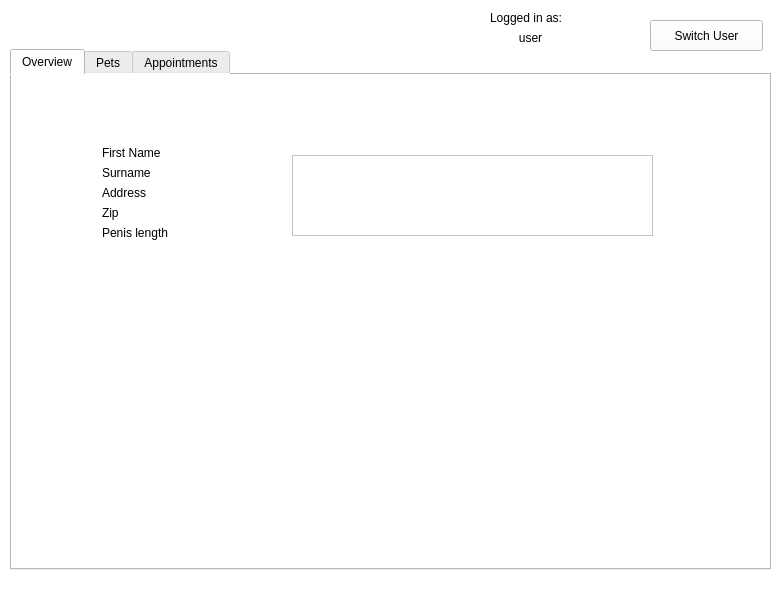
Qt form ProjectSAS/application.ui (SimenSch/ProjectSAS) before a commit.
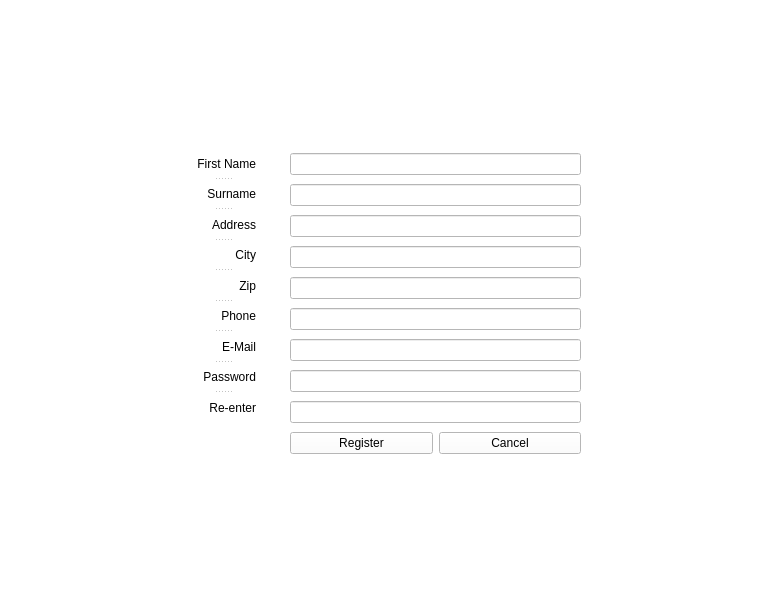
The same form after that commit. The open tabs and pages were chosen to show the change. Icons and pictures are not drawn.

What changed in the file:
```diff
--- a/ProjectSAS/application.ui
+++ b/ProjectSAS/application.ui
@@ -26,7 +26,7 @@
     <string notr="true">background-color: white;</string>
    </property>
    <property name="currentIndex">
-    <number>1</number>
+    <number>2</number>
    </property>
    <widget class="QWidget" name="LoginPage">
     <property name="styleSheet">
@@ -336,28 +336,15 @@
           <string>Address</string>
          </property>
         </widget>
-        <widget class="QScrollArea" name="scrollArea">
+        <widget class="QTableView" name="tableView">
          <property name="geometry">
           <rect>
-           <x>280</x>
-           <y>80</y>
-           <width>361</width>
-           <height>81</height>
+           <x>290</x>
+           <y>60</y>
+           <width>256</width>
+           <height>192</height>
           </rect>
          </property>
-         <property name="widgetResizable">
-          <bool>true</bool>
-         </property>
-         <widget class="QWidget" name="scrollAreaWidgetContents">
-          <property name="geometry">
-           <rect>
-            <x>0</x>
-            <y>0</y>
-            <width>359</width>
-            <height>79</height>
-           </rect>
-          </property>
-         </widget>
         </widget>
        </widget>
        <widget class="QWidget" name="Hei_4">
@@ -416,6 +403,150 @@
      </property>
     </widget>
    </widget>
+   <widget class="QWidget" name="registerPage">
+    <widget class="QWidget" name="verticalLayoutWidget">
+     <property name="geometry">
+      <rect>
+       <x>290</x>
+       <y>150</y>
+       <width>291</width>
+       <height>313</height>
+      </rect>
+     </property>
+     <layout class="QVBoxLayout" name="verticalLayout">
+      <item>
+       <widget class="QLineEdit" name="lineEdit_10"/>
+      </item>
+      <item>
+       <widget class="QLineEdit" name="lineEdit"/>
+      </item>
+      <item>
+       <widget class="QLineEdit" name="lineEdit_5"/>
+      </item>
+      <item>
+       <widget class="QLineEdit" name="lineEdit_2"/>
+      </item>
+      <item>
+       <widget class="QLineEdit" name="lineEdit_3"/>
+      </item>
+      <item>
+       <widget class="QLineEdit" name="lineEdit_6"/>
+      </item>
+      <item>
+       <widget class="QLineEdit" name="lineEdit_7"/>
+      </item>
+      <item>
+       <widget class="QLineEdit" name="lineEdit_4"/>
+      </item>
+      <item>
+       <widget class="QLineEdit" name="lineEdit_12"/>
+      </item>
+      <item>
+       <layout class="QHBoxLayout" name="horizontalLayout">
+        <item>
+         <widget class="QPushButton" name="pushButton_2">
+          <property name="text">
+           <string>Register</string>
+          </property>
+         </widget>
+        </item>
+        <item>
+         <widget class="QPushButton" name="pushButton">
+          <property name="text">
+           <string>Cancel</string>
+          </property>
+         </widget>
+        </item>
+       </layout>
+      </item>
+     </layout>
+    </widget>
+    <widget class="QSplitter" name="splitter_2">
+     <property name="geometry">
+      <rect>
+       <x>190</x>
+       <y>150</y>
+       <width>66</width>
+       <height>271</height>
+      </rect>
+     </property>
+     <property name="orientation">
+      <enum>Qt::Vertical</enum>
+     </property>
+     <widget class="QLabel" name="label_2">
+      <property name="text">
+       <string>First Name</string>
+      </property>
+      <property name="alignment">
+       <set>Qt::AlignRight|Qt::AlignTrailing|Qt::AlignVCenter</set>
+      </property>
+     </widget>
+     <widget class="QLabel" name="label_5">
+      <property name="text">
+       <string>Surname</string>
+      </property>
+      <property name="alignment">
+       <set>Qt::AlignRight|Qt::AlignTrailing|Qt::AlignVCenter</set>
+      </property>
+     </widget>
+     <widget class="QLabel" name="label_6">
+      <property name="text">
+       <string>Address</string>
+      </property>
+      <property name="alignment">
+       <set>Qt::AlignRight|Qt::AlignTrailing|Qt::AlignVCenter</set>
+      </property>
+     </widget>
+     <widget class="QLabel" name="label_7">
+      <property name="text">
+       <string>City</string>
+      </property>
+      <property name="alignment">
+       <set>Qt::AlignRight|Qt::AlignTrailing|Qt::AlignVCenter</set>
+      </property>
+     </widget>
+     <widget class="QLabel" name="label_8">
+      <property name="text">
+       <string>Zip</string>
+      </property>
+      <property name="alignment">
+       <set>Qt::AlignRight|Qt::AlignTrailing|Qt::AlignVCenter</set>
+      </property>
+     </widget>
+     <widget class="QLabel" name="label_19">
+      <property name="text">
+       <string>Phone</string>
+      </property>
+      <property name="alignment">
+       <set>Qt::AlignRight|Qt::AlignTrailing|Qt::AlignVCenter</set>
+      </property>
+     </widget>
+     <widget class="QLabel" name="label_20">
+      <property name="text">
+       <string>E-Mail</string>
+      </property>
+      <property name="alignment">
+       <set>Qt::AlignRight|Qt::AlignTrailing|Qt::AlignVCenter</set>
+      </property>
+     </widget>
+     <widget class="QLabel" name="label_21">
+      <property name="text">
+       <string>Password</string>
+      </property>
+      <property name="alignment">
+       <set>Qt::AlignRight|Qt::AlignTrailing|Qt::AlignVCenter</set>
+      </property>
+     </widget>
+     <widget class="QLabel" name="label_22">
+      <property name="text">
+       <string>Re-enter</string>
+      </property>
+      <property name="alignment">
+       <set>Qt::AlignRight|Qt::AlignTrailing|Qt::AlignVCenter</set>
+      </property>
+     </widget>
+    </widget>
+   </widget>
   </widget>
  </widget>
  <resources/>
```
